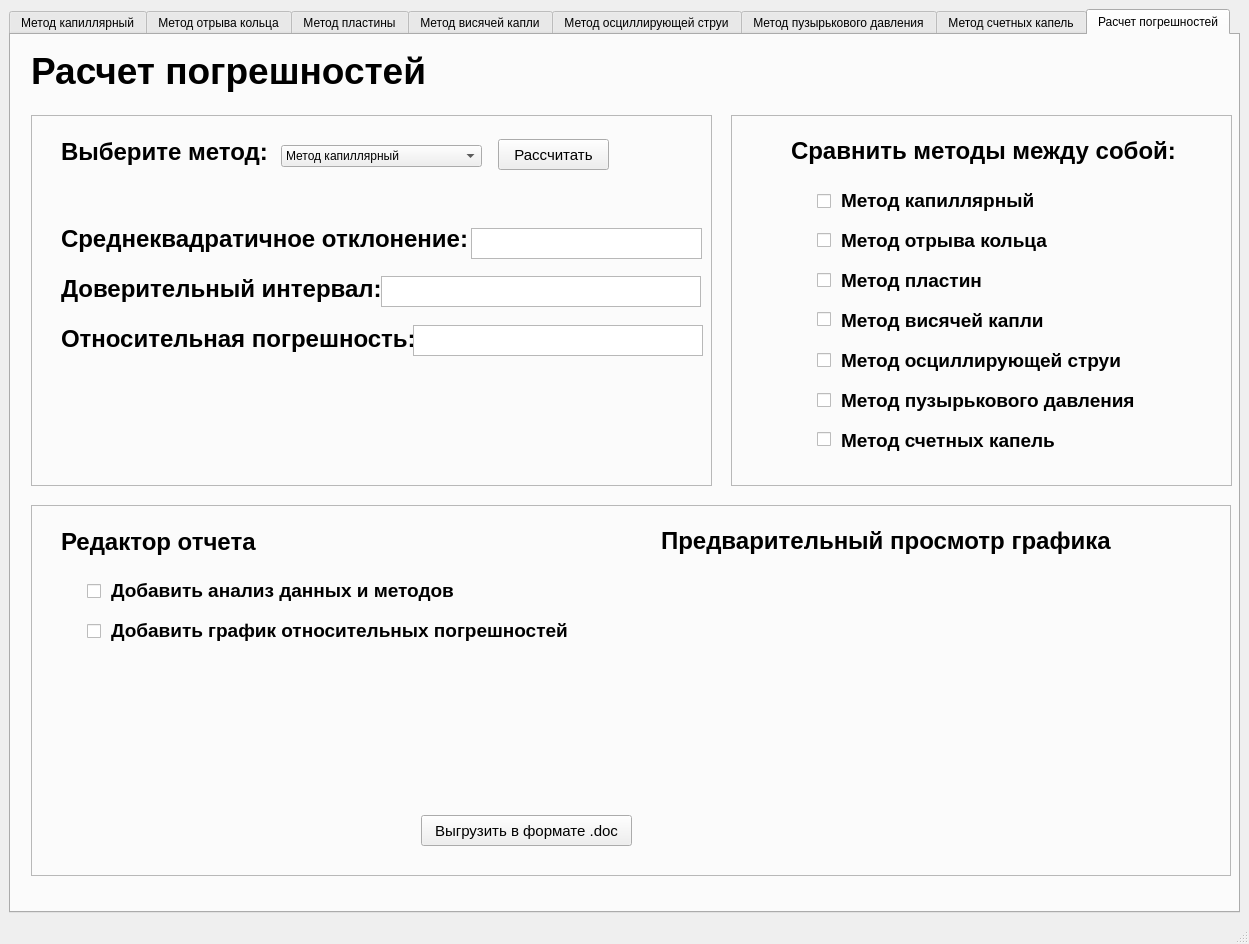
Qt form main_components/interface.ui (AzaFarr/lab_interface) before a commit.
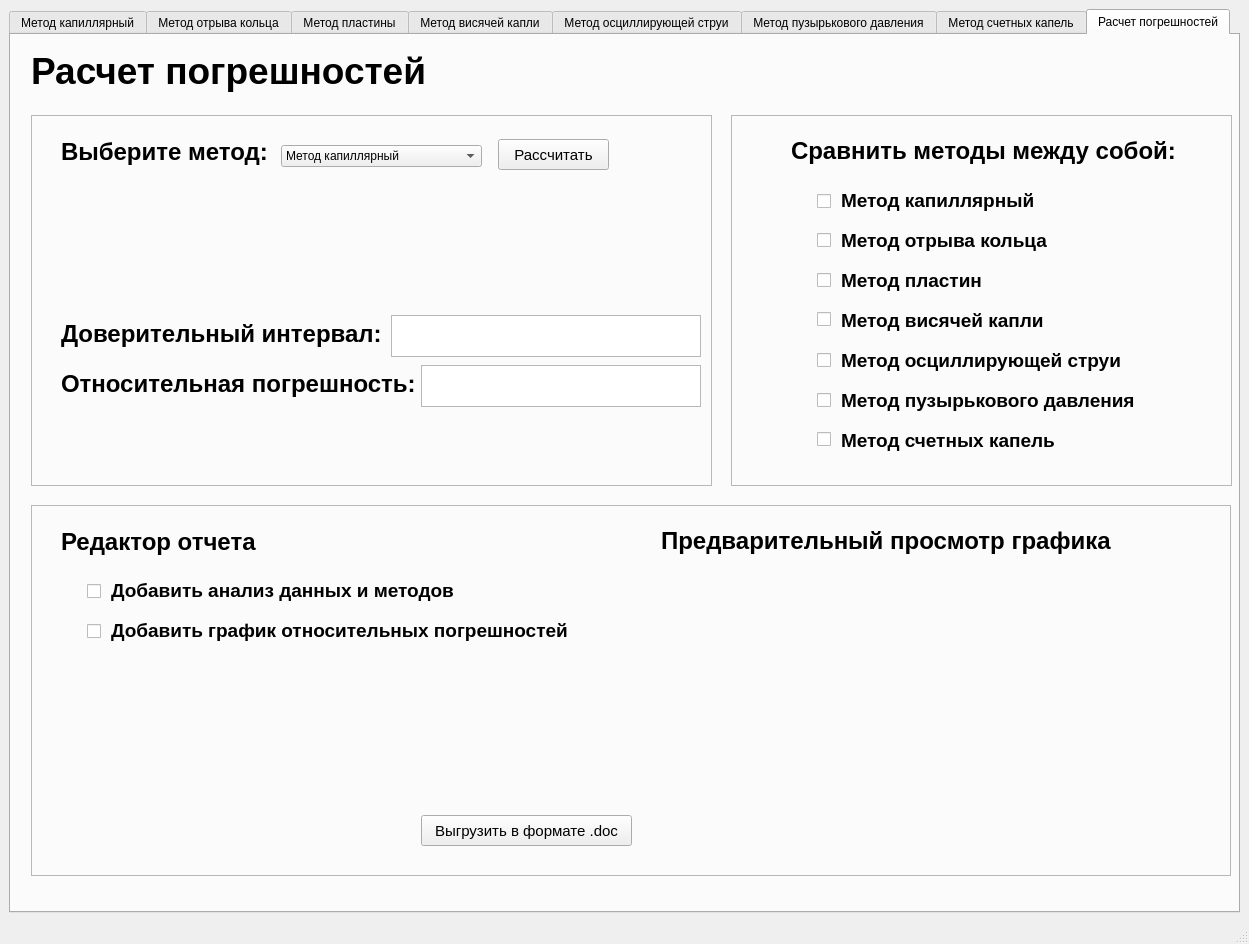
The same form after that commit. The open tabs and pages were chosen to show the change. Icons and pictures are not drawn. Custom widgets are drawn as their Qt base class.

```diff
--- a/main_components/interface.ui
+++ b/main_components/interface.ui
@@ -3576,33 +3576,11 @@
           </property>
          </item>
         </widget>
-        <widget class="QLabel" name="label_95">
-         <property name="geometry">
-          <rect>
-           <x>30</x>
-           <y>108</y>
-           <width>421</width>
-           <height>31</height>
-          </rect>
-         </property>
-         <property name="font">
-          <font>
-           <family>Segoe UI</family>
-           <pointsize>18</pointsize>
-           <weight>75</weight>
-           <bold>true</bold>
-           <underline>false</underline>
-          </font>
-         </property>
-         <property name="text">
-          <string>Среднеквадратичное отклонение:</string>
-         </property>
-        </widget>
         <widget class="QLabel" name="label_96">
          <property name="geometry">
           <rect>
            <x>30</x>
-           <y>158</y>
+           <y>203</y>
            <width>421</width>
            <height>31</height>
           </rect>
@@ -3624,7 +3602,7 @@
          <property name="geometry">
           <rect>
            <x>30</x>
-           <y>208</y>
+           <y>253</y>
            <width>421</width>
            <height>31</height>
           </rect>
@@ -3642,35 +3620,37 @@
           <string>Относительная погрешность:</string>
          </property>
         </widget>
-        <widget class="QTextBrowser" name="textBrowser">
-         <property name="geometry">
-          <rect>
-           <x>440</x>
-           <y>113</y>
-           <width>231</width>
-           <height>31</height>
-          </rect>
-         </property>
-        </widget>
         <widget class="QTextBrowser" name="textBrowser_14">
          <property name="geometry">
           <rect>
-           <x>350</x>
-           <y>161</y>
-           <width>320</width>
-           <height>31</height>
+           <x>360</x>
+           <y>200</y>
+           <width>310</width>
+           <height>42</height>
           </rect>
          </property>
+         <property name="font">
+          <font>
+           <family>Segoe UI</family>
+           <pointsize>18</pointsize>
+          </font>
+         </property>
         </widget>
         <widget class="QTextBrowser" name="textBrowser_15">
          <property name="geometry">
           <rect>
-           <x>382</x>
-           <y>210</y>
-           <width>290</width>
-           <height>31</height>
+           <x>390</x>
+           <y>250</y>
+           <width>280</width>
+           <height>42</height>
           </rect>
          </property>
+         <property name="font">
+          <font>
+           <family>Segoe UI</family>
+           <pointsize>18</pointsize>
+          </font>
+         </property>
         </widget>
         <widget class="QPushButton" name="pushButton_17">
          <property name="geometry">
```
Left out of the diff: 3 changed lines with no effect on the pictures.
